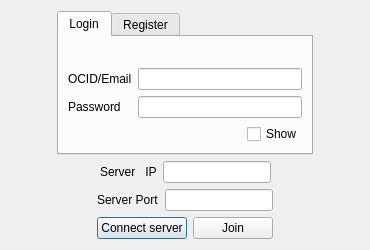
Before: the Qt Designer form client/pc/src/ui/login.ui in SkyUOI/OurChat, drawn with Qt 5.
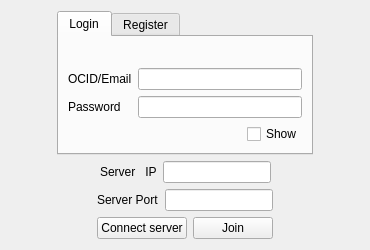
After: the same form once the commit is applied.

Commit message: feat(client-pc): turn login from dialog to widget

Patch:
```diff
--- a/client/pc/src/ui/login.ui
+++ b/client/pc/src/ui/login.ui
@@ -1,7 +1,7 @@
 <?xml version="1.0" encoding="UTF-8"?>
 <ui version="4.0">
  <class>Login</class>
- <widget class="QDialog" name="Login">
+ <widget class="QWidget" name="Login">
   <property name="geometry">
    <rect>
     <x>0</x>
@@ -21,7 +21,7 @@
      </property>
      <property name="sizeHint" stdset="0">
       <size>
-       <width>30</width>
+       <width>21</width>
        <height>20</height>
       </size>
      </property>
@@ -309,7 +309,7 @@
      </property>
      <property name="sizeHint" stdset="0">
       <size>
-       <width>30</width>
+       <width>25</width>
        <height>20</height>
       </size>
      </property>
```
Left out of the diff: 6 changed lines with no effect on the pictures. The commit also changes 5 other files.
